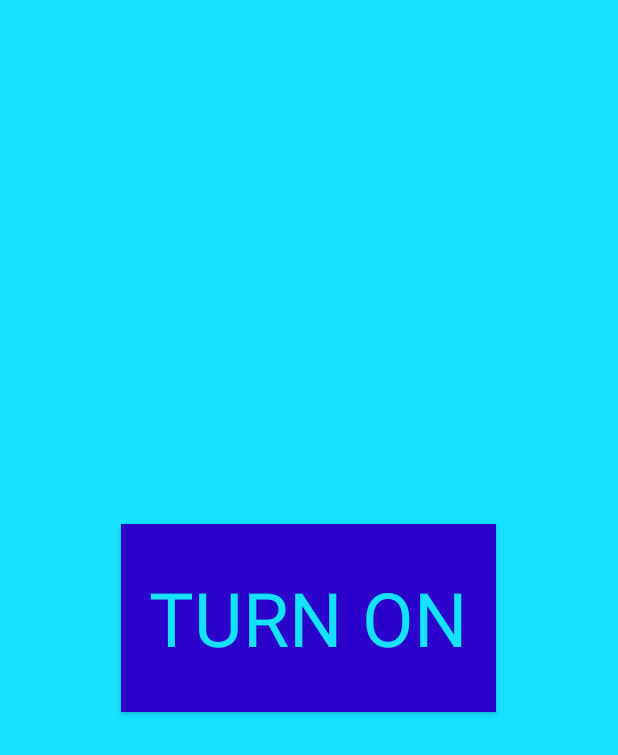
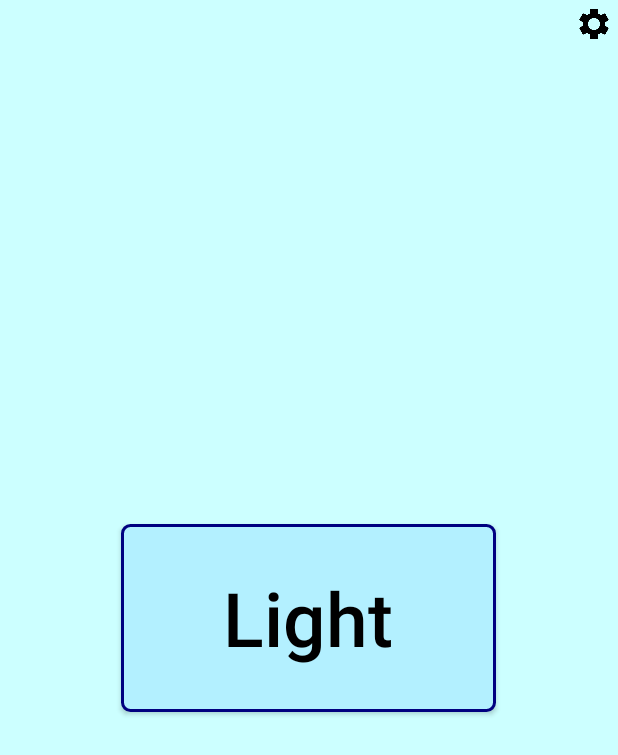
Before and after one commit to JoshuaHalt/LightMyWay, an Android app: the layout activity_light_my_way.xml on its own in the app's theme, with its tools: preview values and no code run, on a phone screen of 412 x 824 dp. Shown: the top 755 px of the screen. Run offline under Robolectric (Android 15) with nearby library versions, the phone set to English and light mode, and no system bars.

Commit message:
- Brought up to my modern coding standard - New design and new icon - Fixed a camera bug (from opening and closing camera constantly instead of holding on to camera instance)

```diff
--- a/app/build.gradle
+++ b/app/build.gradle
@@ -6,10 +6,10 @@ android {
 
     defaultConfig {
         applicationId "com.example.joshua.lightmyway"
-        minSdkVersion 8
+        minSdkVersion 11
         targetSdkVersion 21
-        versionCode 1
-        versionName "1.0"
+        versionCode 2
+        versionName "2.0"
     }
     buildTypes {
         release {
--- /dev/null
+++ b/app/src/main/res/drawable/main_theme_button_background.xml
@@ -0,0 +1,20 @@
+<?xml version="1.0" encoding="utf-8"?>
+<selector xmlns:android="http://schemas.android.com/apk/res/android">
+
+    <item android:state_pressed="false">
+        <shape android:shape="rectangle">
+            <stroke android:width="2dp" android:color="#000080" />
+            <corners android:radius="5dp" />
+            <solid android:color="#b3f0ff" />
+        </shape>
+    </item>
+
+    <item android:state_pressed="true">
+        <shape android:shape="rectangle">
+            <stroke android:width="4dp" android:color="#000080" />
+            <corners android:radius="5dp" />
+            <solid android:color="#80e5ff" />
+        </shape>
+    </item>
+
+</selector>
--- a/app/src/main/res/layout/activity_light_my_way.xml
+++ b/app/src/main/res/layout/activity_light_my_way.xml
@@ -1,26 +1,41 @@
-<RelativeLayout xmlns:android="http://schemas.android.com/apk/res/android"
-    xmlns:tools="http://schemas.android.com/tools" android:layout_width="match_parent"
+<FrameLayout xmlns:android="http://schemas.android.com/apk/res/android"
+    xmlns:tools="http://schemas.android.com/tools"
+    android:layout_width="match_parent"
     android:layout_height="match_parent"
-    android:background="#ff14e2ff" tools:context=".LightMyWay"
-    android:clickable="false">
+    android:animateLayoutChanges="true"
+    android:background="#ccffff"
+    tools:context=".LightMyWay">
 
-    <ToggleButton
+    <Button
+        android:id="@+id/btnSettings"
+        android:layout_width="24dp"
+        android:layout_height="24dp"
+        android:layout_gravity="top|end"
+        android:layout_margin="@dimen/padding_extra_small"
+        android:background="@drawable/settings" />
+
+    <Button
+        android:id="@+id/btnToggle"
         android:layout_width="wrap_content"
         android:layout_height="wrap_content"
-        android:text="Turn on"
-        android:id="@+id/btnLightOnOff"
-        android:checked="false"
-        android:clickable="true"
-        android:enabled="true"
-        android:onClick="ToggleLight"
-        android:textOn="Turn off"
-        android:textOff="Turn on"
+        android:layout_gravity="center"
+        android:background="@drawable/main_theme_button_background"
         android:minHeight="125dp"
         android:minWidth="250dp"
-        android:layout_centerVertical="true"
-        android:layout_centerHorizontal="true"
-        android:textSize="50dp"
-        android:textColor="#ff14e2ff"
-        android:background="#ff2c00ca"
-        android:typeface="sans" />
-</RelativeLayout>
+        android:padding="@dimen/padding_medium"
+        android:text="Light"
+        android:textAllCaps="false"
+        android:textColor="#000000"
+        android:textSize="50sp" />
+
+    <TextView
+        android:id="@+id/tvBatteryMessage"
+        android:layout_width="match_parent"
+        android:layout_height="wrap_content"
+        android:layout_gravity="bottom"
+        android:gravity="center"
+        android:padding="@dimen/padding_small"
+        android:text="** Light drains the battery more quickly **"
+        android:textSize="12sp"
+        android:visibility="gone" />
+</FrameLayout>
--- a/app/src/main/res/menu/menu_light_my_way.xml
+++ /dev/null
@@ -1,6 +0,0 @@
-<menu xmlns:android="http://schemas.android.com/apk/res/android"
-    xmlns:app="http://schemas.android.com/apk/res-auto"
-    xmlns:tools="http://schemas.android.com/tools" tools:context=".LightMyWay">
-    <item android:id="@+id/action_settings" android:title="@string/action_settings"
-        android:orderInCategory="100" app:showAsAction="never" />
-</menu>
--- a/app/src/main/res/values/dimens.xml
+++ b/app/src/main/res/values/dimens.xml
@@ -2,4 +2,8 @@
     <!-- Default screen margins, per the Android Design guidelines. -->
     <dimen name="activity_horizontal_margin">16dp</dimen>
     <dimen name="activity_vertical_margin">16dp</dimen>
+    <dimen name="padding_extra_small">4dp</dimen>
+    <dimen name="padding_small">8dp</dimen>
+    <dimen name="padding_medium">12dp</dimen>
+    <dimen name="padding_large">16dp</dimen>
 </resources>
--- a/app/src/main/res/values/strings.xml
+++ b/app/src/main/res/values/strings.xml
@@ -1,8 +1,4 @@
 <?xml version="1.0" encoding="utf-8"?>
 <resources>
-
-    <string name="app_name">LightMyWay</string>
-    <string name="hello_world">Hello world!</string>
-    <string name="action_settings">Settings</string>
-
+    <string name="app_name">Light My Way</string>
 </resources>
```
Also changed, not shown: app/src/main/AndroidManifest.xml (+4 -4 lines), app/src/main/java/com/example/joshua/lightmyway/LightMyWay.java (deleted, +0 -86 lines), app/src/main/java/com/example/joshua/lightmyway/MainActivity.java (added, +110 -0 lines), app/src/main/res/drawable-hdpi/ic_launcher.png (deleted), app/src/main/res/drawable-hdpi/my_app_icon.png (deleted), app/src/main/res/drawable-mdpi/ic_launcher.png (deleted), app/src/main/res/drawable-mdpi/my_app_icon.png (deleted), app/src/main/res/drawable-xhdpi/ic_launcher.png (deleted), app/src/main/res/drawable-xhdpi/my_app_icon.png (deleted), app/src/main/res/drawable-xxhdpi/ic_launcher.png (deleted), app/src/main/res/drawable-xxhdpi/my_app_icon.png (deleted), app/src/main/res/drawable/my_app_icon.png (added), app/src/main/res/drawable/settings.png (added).
